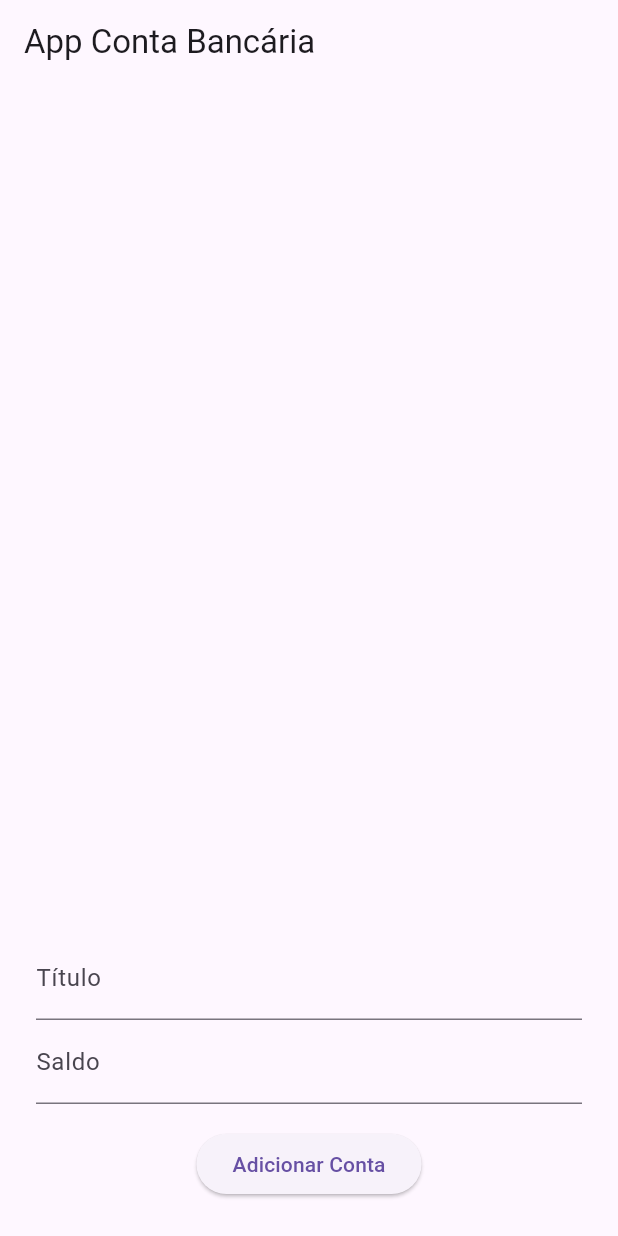
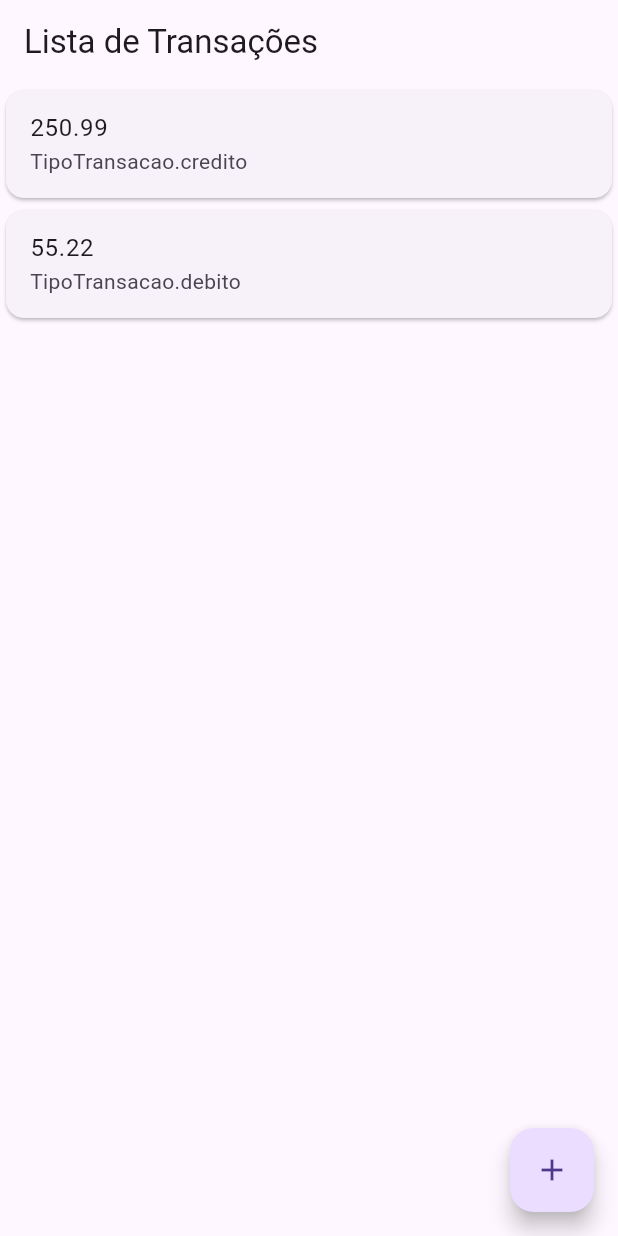
Before and after one commit to PedroHLourenco/appcontabancaria, a Flutter app: the screen it shows after launch, on a phone screen of 412 x 824 dp. Run offline on Flutter 3.47's test engine with Material 3 defaults, Android fonts, the phone set to English and light mode, and no system bars.

Commit message:
Atualização aplicativo

```diff
--- /dev/null
+++ b/lib/components/card_list.dart
@@ -0,0 +1,18 @@
+import 'package:flutter/material.dart';
+
+class CardList extends StatelessWidget {
+  final String titulo;
+  final String subtitulo;
+
+  const CardList(this.titulo, this.subtitulo, {super.key});
+
+  @override
+  Widget build(BuildContext context) {
+    return Card(
+      child: ListTile(
+        title: Text(titulo),
+        subtitle: Text(subtitulo),
+      ),
+    );
+  }
+}
--- a/lib/main.dart
+++ b/lib/main.dart
@@ -1,6 +1,22 @@
-import 'package:appcontabancaria/views/app_contabancaria.dart';
+import 'package:appcontabancaria/screens/form_transacoes.dart';
+import 'package:appcontabancaria/screens/list_transacoes.dart';
 import 'package:flutter/material.dart';
 
 void main() {
-  runApp(const AppContabancaria());
+  runApp(MyBank());
 }
+
+class MyBank extends StatelessWidget {
+  @override
+  Widget build(BuildContext context) {
+    return MaterialApp(
+      theme: ThemeData(
+        primaryColor: Colors.blueAccent[700],
+        buttonTheme: ButtonThemeData(
+          buttonColor: Colors.blueAccent[900],
+          textTheme: ButtonTextTheme.primary),
+      ),
+      home: ListaTransacoes(),
+    );
+  }
+}
--- a/lib/models/conta_bancaria.dart
+++ /dev/null
@@ -1,29 +0,0 @@
-class ContaBancaria<T> {
-  T numeroConta;
-  double saldo;
-
-  ContaBancaria(this.numeroConta, this.saldo);
-
-  void depositar(double valor) {
-    saldo += valor;
-  }
-
-  void sacar(double valor) {
-    if (valor <= saldo) {
-      saldo -= valor;
-    } else {
-      throw Exception('Saldo insuficiente');
-    }
-  }
-
-  double verificarSaldo() => saldo;
-
-  void transferir(ContaBancaria<T> contaDestino, double valor) {
-    if (valor <= saldo) {
-      sacar(valor);
-      contaDestino.depositar(valor);
-    } else {
-      throw Exception('Saldo insuficiente para transferência');
-    }
-  }
-}
--- a/lib/models/conta_corrente.dart
+++ /dev/null
@@ -1,16 +0,0 @@
-import 'conta_bancaria.dart';
-
-class ContaCorrente<T> extends ContaBancaria<T> {
-  double limite;
-
-  ContaCorrente(T numeroConta, double saldo, this.limite) : super(numeroConta, saldo);
-
-  @override
-  void sacar(double valor) {
-    if (valor <= saldo + limite) {
-      saldo -= valor;
-    } else {
-      throw Exception('Saldo insuficiente e limite de crédito excedido');
-    }
-  }
-}
--- a/lib/models/conta_poupanca.dart
+++ /dev/null
@@ -1,12 +0,0 @@
-// conta_poupanca.dart
-import 'conta_bancaria.dart';
-
-class ContaPoupanca<T> extends ContaBancaria<T> {
-  double taxaDeJuros;
-
-  ContaPoupanca(T numeroConta, double saldo, this.taxaDeJuros) : super(numeroConta, saldo);
-
-  void aplicarJuros() {
-    saldo += saldo * taxaDeJuros;
-  }
-}
--- /dev/null
+++ b/lib/models/enums/tipo_transacao.dart
@@ -0,0 +1,4 @@
+enum TipoTransacao {
+  debito,
+  credito;
+}
--- /dev/null
+++ b/lib/models/transacao.dart
@@ -0,0 +1,8 @@
+import 'package:appcontabancaria/models/enums/tipo_transacao.dart';
+
+class Transacao {
+  final double valor;
+  final TipoTransacao tipoTransacao;
+
+  Transacao(this.valor, this.tipoTransacao);
+}
--- /dev/null
+++ b/lib/screens/list_transacoes.dart
@@ -0,0 +1,37 @@
+import 'package:appcontabancaria/components/card_list.dart';
+import 'package:appcontabancaria/models/enums/tipo_transacao.dart';
+import 'package:appcontabancaria/models/transacao.dart';
+import 'package:flutter/material.dart';
+
+class ListaTransacoes extends StatefulWidget {
+  final List<Transacao> _transacoes = [
+    Transacao(250.99, TipoTransacao.credito),
+    Transacao(55.22, TipoTransacao.debito),
+  ];
+
+  ListaTransacoes({super.key});
+
+  @override
+  State<ListaTransacoes> createState() => _ListaTransacoesState();
+}
+
+class _ListaTransacoesState extends State<ListaTransacoes> {
+  @override
+  Widget build(BuildContext context) {
+    return Scaffold(
+      appBar: AppBar(
+        title: const Text('Lista de Transações'),
+      ),
+      body: ListView.builder(
+          itemCount: widget._transacoes.length,
+          itemBuilder: (context, indice) {
+            var valor = widget._transacoes[indice].valor.toString();
+            var tipo = widget._transacoes[indice].tipoTransacao.toString();
+
+            return CardList(valor, tipo);
+          }),
+      floatingActionButton:
+          FloatingActionButton(child: const Icon(Icons.add), onPressed: () {}),
+    );
+  }
+}
--- a/lib/views/app_contabancaria.dart
+++ /dev/null
@@ -1,17 +0,0 @@
-import 'package:appcontabancaria/views/home.dart';
-import 'package:flutter/material.dart';
-
-class AppContabancaria extends StatelessWidget {
-  const AppContabancaria({super.key});
-
-  @override
-  Widget build(BuildContext context) {
-    return MaterialApp(
-      title: 'App Conta Bancária',
-      theme: ThemeData(
-        primarySwatch: Colors.blue,
-      ),
-      home: const Home(),
-    );
-  }
-}
--- a/lib/views/formulario.dart
+++ /dev/null
@@ -1,53 +0,0 @@
-import 'package:flutter/material.dart';
-
-class Formulario extends StatefulWidget {
-  final Function(String, String) onAdicionarConta;
-
-  const Formulario({super.key, required this.onAdicionarConta});
-
-  @override
-  _FormularioState createState() => _FormularioState();
-}
-
-class _FormularioState extends State<Formulario> {
-  final _tituloController = TextEditingController();
-  final _saldoController = TextEditingController();
-
-  void _adicionarConta() {
-    final titulo = _tituloController.text;
-    final saldo = _saldoController.text;
-
-    if (titulo.isEmpty || saldo.isEmpty) {
-      return;
-    }
-
-    widget.onAdicionarConta(titulo, saldo);
-    _tituloController.clear();
-    _saldoController.clear();
-  }
-
-  @override
-  Widget build(BuildContext context) {
-    return Padding(
-      padding: const EdgeInsets.all(16.0),
-      child: Column(
-        children: <Widget>[
-          TextField(
-            controller: _tituloController,
-            decoration: const InputDecoration(labelText: 'Título'),
-          ),
-          TextField(
-            controller: _saldoController,
-            decoration: const InputDecoration(labelText: 'Saldo'),
-            keyboardType: TextInputType.number,
-          ),
-          const SizedBox(height: 16),
-          ElevatedButton(
-            onPressed: _adicionarConta,
-            child: const Text('Adicionar Conta'),
-          ),
-        ],
-      ),
-    );
-  }
-}
--- a/lib/views/home.dart
+++ /dev/null
@@ -1,52 +0,0 @@
-import 'package:flutter/material.dart';
-import 'formulario.dart';
-
-class Home extends StatefulWidget {
-  const Home({super.key});
-
-  @override
-  _HomeState createState() => _HomeState();
-}
-
-class _HomeState extends State<Home> {
-  final List<Map<String, String>> _contas = [];
-
-  void _adicionarConta(String titulo, String saldo) {
-    setState(() {
-      _contas.add({'titulo': titulo, 'saldo': saldo});
-    });
-  }
-
-  @override
-  Widget build(BuildContext context) {
-    return Scaffold(
-      appBar: AppBar(
-        title: const Text('App Conta Bancária'),
-      ),
-      body: Column(
-        children: <Widget>[
-          Expanded(
-            child: ListView.builder(
-              padding: const EdgeInsets.all(8.0),
-              itemCount: _contas.length,
-              itemBuilder: (context, index) {
-                final conta = _contas[index];
-                return Card(
-                  child: ListTile(
-                    title: Text(conta['titulo']!),
-                    subtitle: Text('Saldo: R\$ ${conta['saldo']}'),
-                    leading: Icon(Icons.account_balance_wallet),
-                  ),
-                );
-              },
-            ),
-          ),
-          Padding(
-            padding: const EdgeInsets.all(8.0),
-            child: Formulario(onAdicionarConta: _adicionarConta),
-          ),
-        ],
-      ),
-    );
-  }
-}
```
Also changed, not shown: lib/screens/form_transacoes.dart (added, +41 -0 lines), 2 other files.
